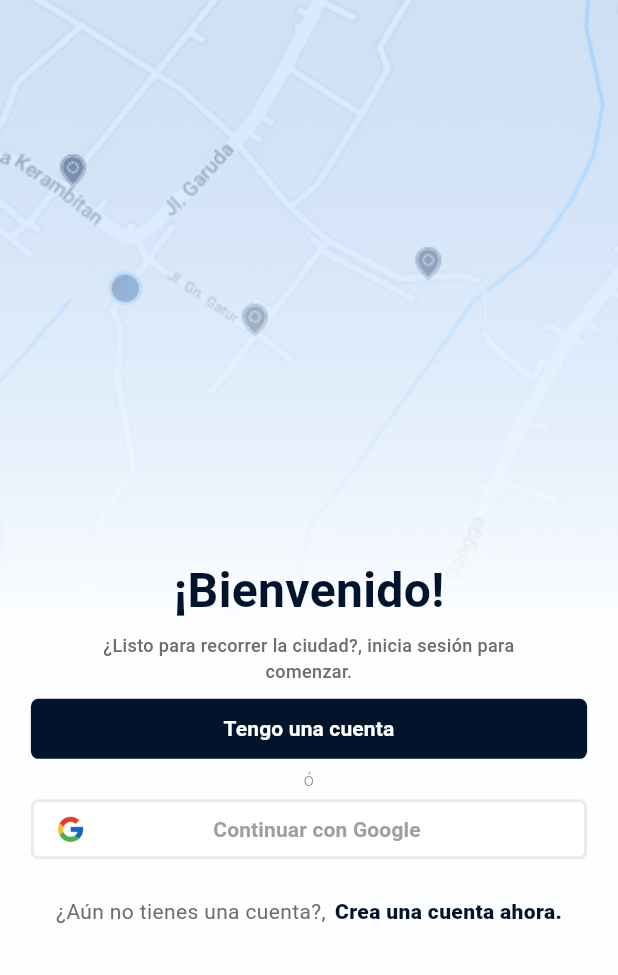
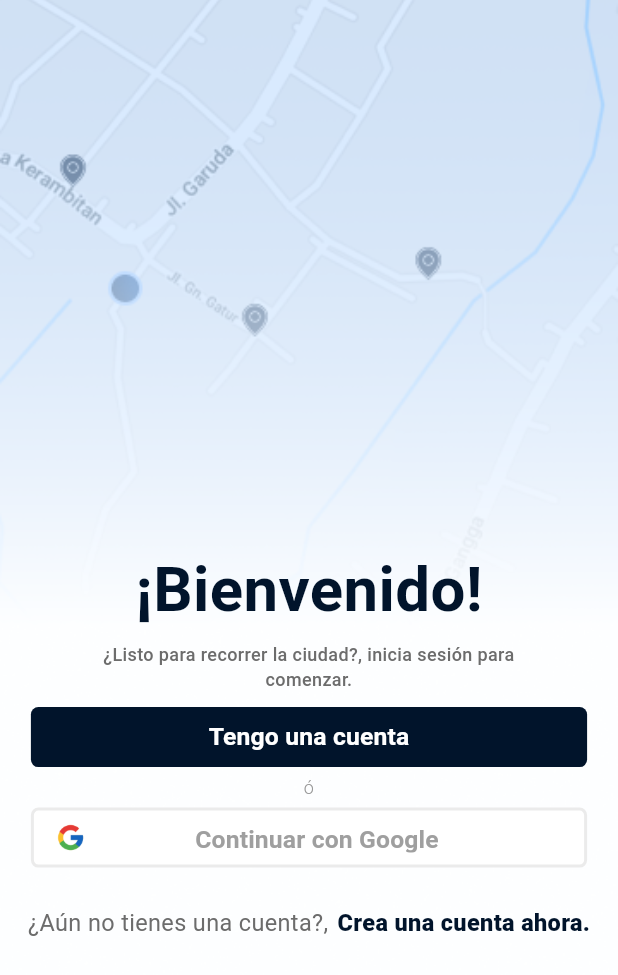
Before and after one commit to IsaiGonzalez08/RabbitGo, a Flutter app: the screen it shows after launch, on a phone screen of 412 x 824 dp. Shown: the top 975 px of the screen. Run offline on Flutter 3.47's test engine with Material 3 defaults, Android fonts, the phone set to English and light mode, and no system bars; our stand-ins replace dio, email_validator, flutter_svg, geolocator, google_maps_flutter, permission_handler.

Commit message:
[UPDATE] responsive screen

```diff
--- a/lib/presentation/screen/login_signup_screen.dart
+++ b/lib/presentation/screen/login_signup_screen.dart
@@ -30,12 +30,12 @@ class _MyLoginPage extends State<MyLoginSignPage> {
             Padding(
                 padding: EdgeInsets.symmetric(
                     vertical: MediaQuery.of(context).size.height * 0.1)),
-            const Text(
+            Text(
               '¡Bienvenido!',
               style: TextStyle(
-                color: Color(0xFF01142B),
+                color: const Color(0xFF01142B),
                 fontWeight: FontWeight.w700,
-                fontSize: 32,
+                fontSize: MediaQuery.of(context).size.width * 0.1,
               ),
             ),
             const SizedBox(height: 5),
@@ -53,7 +53,7 @@ class _MyLoginPage extends State<MyLoginSignPage> {
               textButton: 'Tengo una cuenta',
               width: MediaQuery.of(context).size.width * 0.9,
               height: 40,
-              fontSize: 14,
+              fontSize: MediaQuery.of(context).size.width * 0.04,
               fontWeight: FontWeight.w600,
               color: const Color(0xFF01142B),
               colorText: const Color(0xFFFFFFFF),
@@ -90,14 +90,17 @@ class _MyLoginPage extends State<MyLoginSignPage> {
                 child: Row(
                   mainAxisAlignment: MainAxisAlignment.spaceBetween,
                   children: [
-                    Image.asset('assets/images/Google.png', width: 25,),
-                    const Text(
+                    Image.asset(
+                      'assets/images/Google.png',
+                      width: 25,
+                    ),
+                    Text(
                       'Continuar con Google',
                       textAlign: TextAlign.center,
                       style: TextStyle(
-                        color: Color(0xFF9F9F9F),
+                        color: const Color(0xFF9F9F9F),
                         fontWeight: FontWeight.w600,
-                        fontSize: 14,
+                        fontSize: MediaQuery.of(context).size.width * 0.04,
                       ),
                     ),
                     Padding(
--- a/lib/presentation/widgets/create_account_widget.dart
+++ b/lib/presentation/widgets/create_account_widget.dart
@@ -9,12 +9,12 @@ class MyCreateAccountWidget extends StatelessWidget {
     return Row(
       mainAxisAlignment: MainAxisAlignment.center,
       children: [
-        const Text(
+        Text(
           '¿Aún no tienes una cuenta?,',
           style: TextStyle(
-            color: Color(0xFF6C6C6C),
+            color: const Color(0xFF6C6C6C),
             fontWeight: FontWeight.w400,
-            fontSize: 14,
+            fontSize: MediaQuery.of(context).size.width * 0.038,
           ),
         ),
         const SizedBox(width: 2),
@@ -29,12 +29,12 @@ class MyCreateAccountWidget extends StatelessWidget {
                 MaterialPageRoute(builder: (context) => const MySignUpScreen()),
               );
             },
-            child: const Text(
+            child: Text(
               'Crea una cuenta ahora.',
               style: TextStyle(
-                color: Color(0xFF01142B),
+                color: const Color(0xFF01142B),
                 fontWeight: FontWeight.w800,
-                fontSize: 14,
+                fontSize: MediaQuery.of(context).size.width * 0.038,
               ),
             ),
           ),
```
Also changed, not shown: pubspec.lock, 1 other file.
